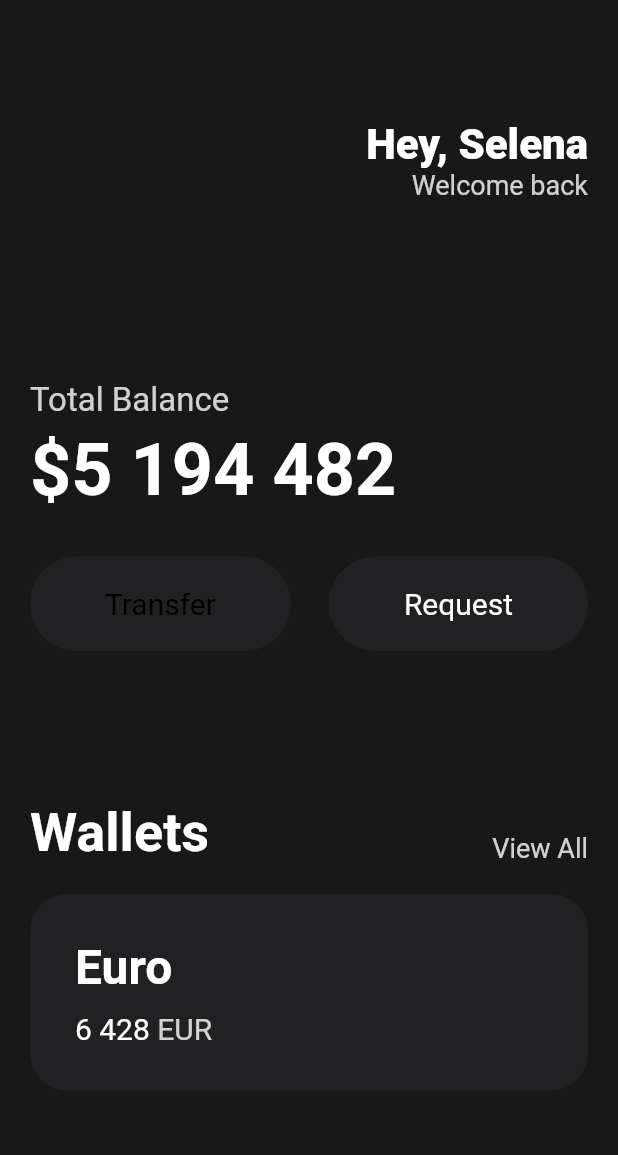
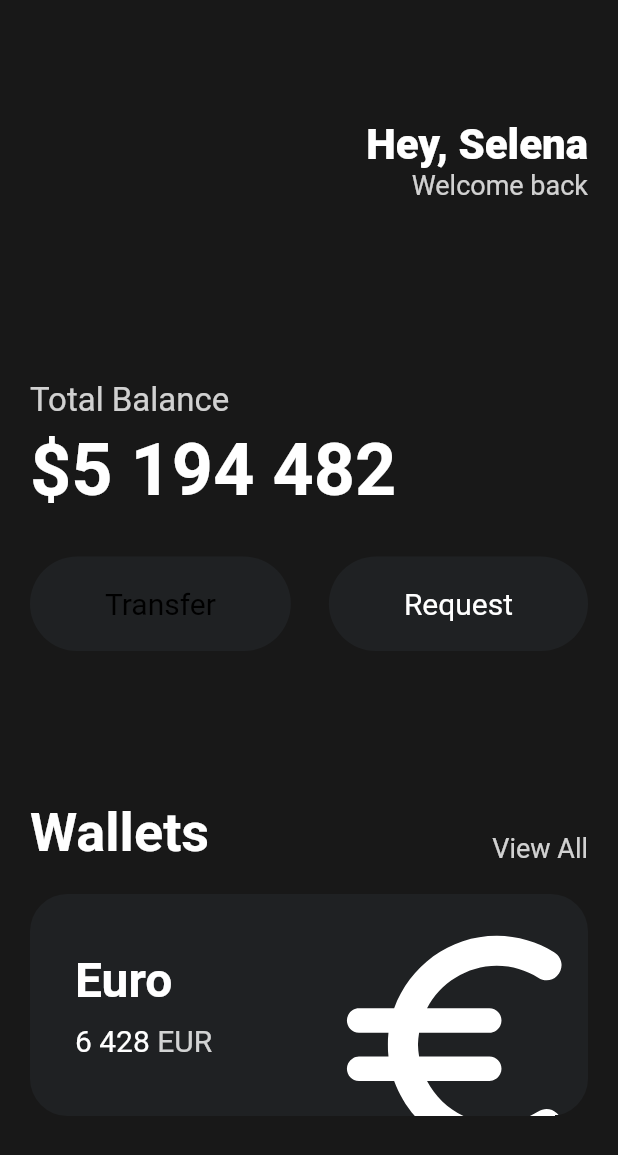
Before and after one commit to nohsangwoo/dribble-Finnancial-Mobile-clone, a Flutter app: the screen it shows after launch, on a phone screen of 412 x 824 dp. Shown: the top 1155 px of the screen. Run offline on Flutter 3.47's test engine with Material 2 defaults, Android fonts, the phone set to English and light mode, and no system bars.

Commit message:
Icons and Transforms

```diff
--- a/lib/main.dart
+++ b/lib/main.dart
@@ -140,6 +140,8 @@ class App extends StatelessWidget {
               height: 20,
             ),
             Container(
+              // overflow된 곳(영역을 벗어난 부분)을 제어하는 방법
+              clipBehavior: Clip.hardEdge,
               decoration: BoxDecoration(
                 color: const Color(0xFF1F2123),
                 borderRadius: BorderRadius.circular(
@@ -151,6 +153,7 @@ class App extends StatelessWidget {
                   30,
                 ),
                 child: Row(
+                  mainAxisAlignment: MainAxisAlignment.spaceBetween,
                   children: [
                     Column(
                       crossAxisAlignment: CrossAxisAlignment.start,
@@ -190,6 +193,20 @@ class App extends StatelessWidget {
                         ),
                       ],
                     ),
+                    Transform.scale(
+                      scale: 2.2,
+                      child: Transform.translate(
+                        offset: const Offset(
+                          -5,
+                          12,
+                        ),
+                        child: const Icon(
+                          Icons.euro_rounded,
+                          color: Colors.white,
+                          size: 88,
+                        ),
+                      ),
+                    )
                   ],
                 ),
               ),
```
